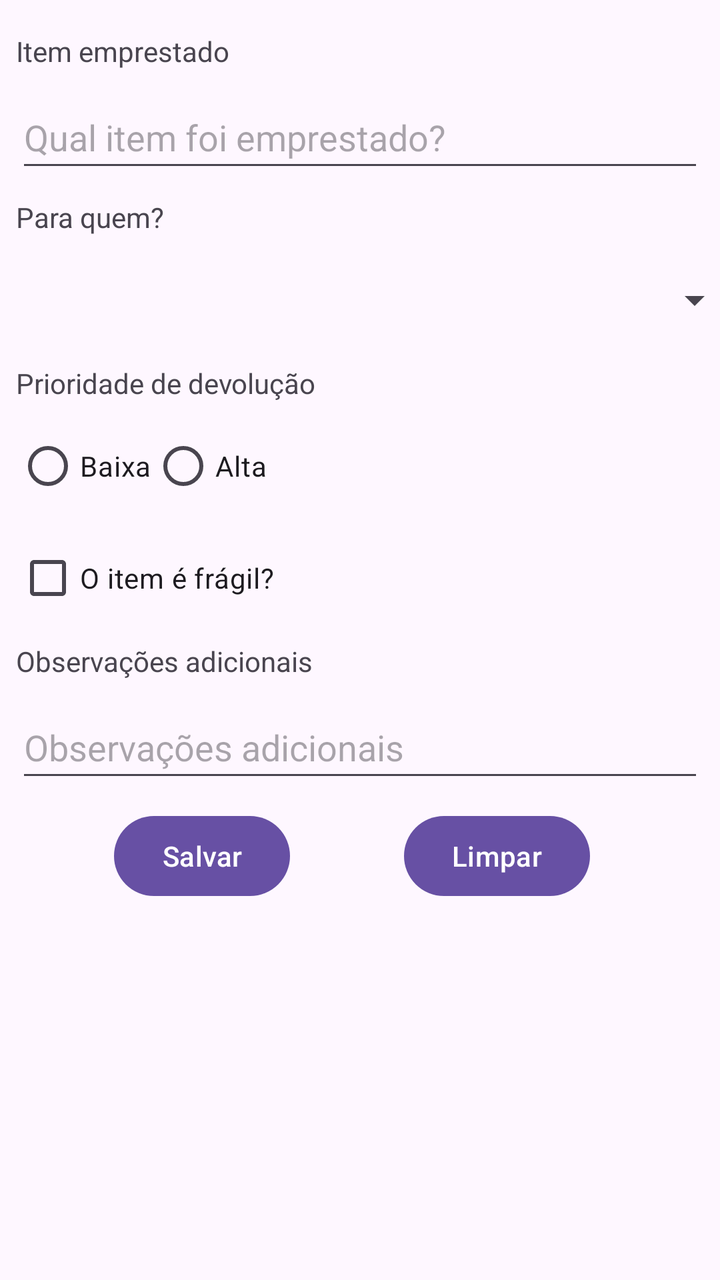
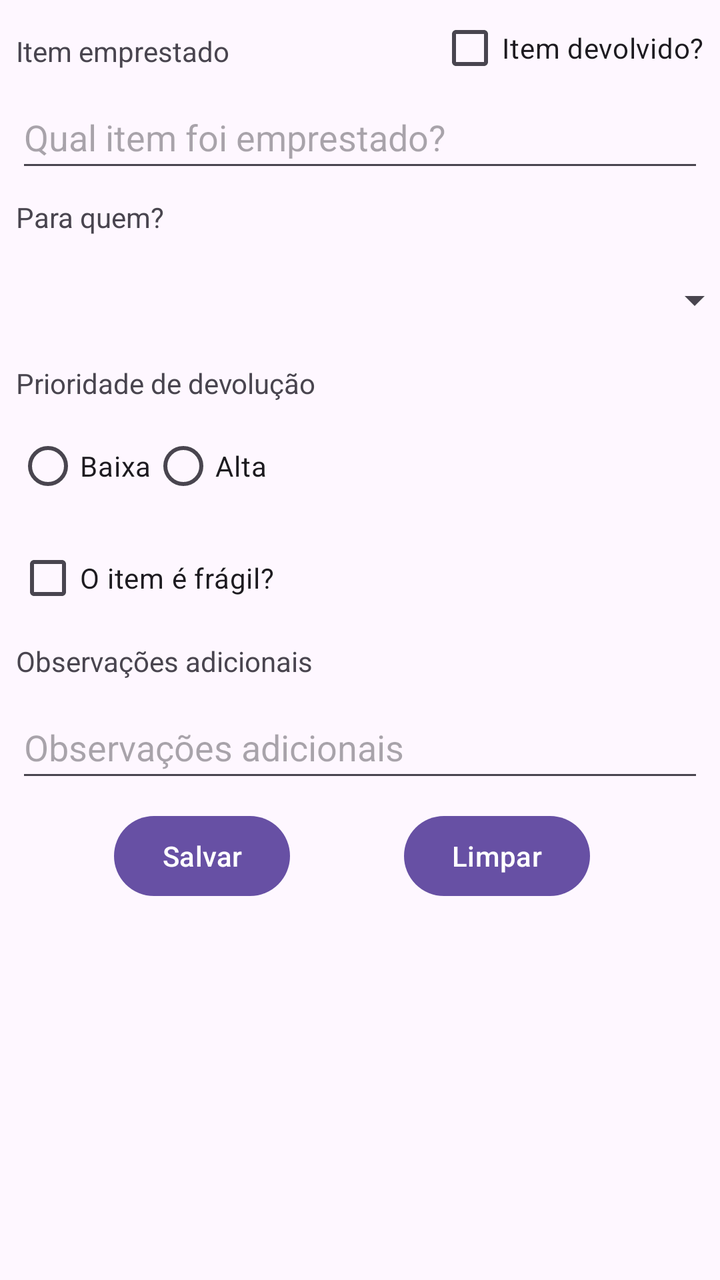

Compare the two renders of this Android layout. The source of the first and the diff that turns it into the second are given below.
<!-- AndroidManifest.xml: application theme Theme.QuemPegou -->
<!-- res/layout/activity_emprestimo.xml -->
<?xml version="1.0" encoding="utf-8"?>
<ScrollView xmlns:android="http://schemas.android.com/apk/res/android"
    xmlns:app="http://schemas.android.com/apk/res-auto"
    xmlns:tools="http://schemas.android.com/tools"
    android:id="@+id/main"
    android:layout_width="match_parent"

    android:layout_height="match_parent"
    android:fillViewport="true"
    tools:context=".CadastroEmprestimoActivity">

    <androidx.constraintlayout.widget.ConstraintLayout
        android:layout_width="match_parent"
        android:layout_height="wrap_content">

        <TextView
            android:id="@+id/textViewItemEmprestado"
            android:layout_width="wrap_content"
            android:layout_height="wrap_content"
            android:layout_marginStart="8dp"
            android:layout_marginTop="16dp"
            android:labelFor="@id/edtItemEmprestado"
            android:text="@string/item_emprestado"
            app:layout_constraintStart_toStartOf="parent"
            app:layout_constraintTop_toTopOf="parent" />

        <EditText
            android:id="@+id/edtItemEmprestado"
            android:layout_width="0dp"
            android:layout_height="48dp"
            android:layout_marginStart="8dp"
            android:layout_marginTop="8dp"
            android:layout_marginEnd="8dp"
            android:ems="10"
            android:hint="@string/qual_item_foi_emprestado"
            android:inputType="text"
            app:layout_constraintEnd_toEndOf="parent"
            app:layout_constraintStart_toStartOf="parent"
            app:layout_constraintTop_toBottomOf="@+id/textViewItemEmprestado" />

        <TextView
            android:id="@+id/textViewParaQuem"
            android:layout_width="wrap_content"
            android:layout_height="wrap_content"
            android:layout_marginStart="8dp"
            android:layout_marginTop="8dp"
            android:labelFor="@id/spnAmigos"
            android:text="@string/para_quem"
            app:layout_constraintStart_toStartOf="parent"
            app:layout_constraintTop_toBottomOf="@+id/edtItemEmprestado" />

        <Button
            android:id="@+id/btnLimpar"
            android:layout_width="wrap_content"
            android:layout_height="wrap_content"
            android:layout_marginEnd="8dp"
            android:onClick="limparCampos"
            android:text="@string/limpar"
            app:layout_constraintEnd_toEndOf="parent"
            app:layout_constraintHorizontal_bias="0.5"
            app:layout_constraintStart_toEndOf="@+id/btnSalvar"
            app:layout_constraintTop_toTopOf="@+id/btnSalvar" />

        <Button
            android:id="@+id/btnSalvar"
            android:layout_width="wrap_content"
            android:layout_height="wrap_content"
            android:layout_marginTop="8dp"
            android:onClick="salvarValores"
            android:text="@string/salvar"
            app:layout_constraintEnd_toStartOf="@+id/btnLimpar"
            app:layout_constraintHorizontal_bias="0.5"
            app:layout_constraintHorizontal_chainStyle="spread"
            app:layout_constraintStart_toStartOf="parent"
            app:layout_constraintTop_toBottomOf="@+id/edtObservacoes" />

        <Spinner
            android:id="@+id/spnAmigos"
            android:layout_width="382dp"
            android:layout_height="48dp"
            android:layout_marginStart="8dp"
            android:layout_marginTop="8dp"
            android:layout_marginEnd="8dp"
            android:spinnerMode="dialog"
            app:layout_constraintEnd_toEndOf="parent"
            app:layout_constraintStart_toStartOf="parent"
            app:layout_constraintTop_toBottomOf="@+id/textViewParaQuem" />

        <RadioGroup
            android:id="@+id/rgbPrioridadeDevolucao"
            android:layout_width="wrap_content"
            android:layout_height="wrap_content"
            android:layout_marginStart="8dp"
            android:layout_marginTop="8dp"
            android:orientation="horizontal"
            app:layout_constraintStart_toStartOf="parent"
            app:layout_constraintTop_toBottomOf="@+id/textViewPrioridade">

            <RadioButton
                android:id="@+id/rdbBaixa"
                android:layout_width="match_parent"
                android:layout_height="wrap_content"
                android:text="@string/prioridade_baixa" />

            <RadioButton
                android:id="@+id/rdbAlta"
                android:layout_width="match_parent"
                android:layout_height="wrap_content"
                android:text="@string/prioridade_alta" />

        </RadioGroup>

        <TextView
            android:id="@+id/textViewPrioridade"
            android:layout_width="wrap_content"
            android:layout_height="wrap_content"
            android:layout_marginStart="8dp"
            android:layout_marginTop="8dp"
            android:text="@string/prioridade_devolucao"
            app:layout_constraintStart_toStartOf="parent"
            app:layout_constraintTop_toBottomOf="@+id/spnAmigos" />

        <CheckBox
            android:id="@+id/ckbFragil"
            android:layout_width="wrap_content"
            android:layout_height="wrap_content"
            android:layout_marginStart="8dp"
            android:layout_marginTop="8dp"
            android:text="@string/item_fragil"
            app:layout_constraintStart_toStartOf="parent"
            app:layout_constraintTop_toBottomOf="@+id/rgbPrioridadeDevolucao" />

        <EditText
            android:id="@+id/edtObservacoes"
            android:layout_width="0dp"
            android:layout_height="48dp"
            android:layout_marginStart="8dp"
            android:layout_marginTop="8dp"
            android:layout_marginEnd="8dp"
            android:ems="10"
            android:hint="@string/observacoes"
            android:inputType="text"
            app:layout_constraintEnd_toEndOf="parent"
            app:layout_constraintStart_toStartOf="parent"
            app:layout_constraintTop_toBottomOf="@+id/textViewObservacoes" />

        <TextView
            android:id="@+id/textViewObservacoes"
            android:layout_width="wrap_content"
            android:layout_height="wrap_content"
            android:layout_marginStart="8dp"
            android:layout_marginTop="8dp"
            android:labelFor="@id/edtObservacoes"
            android:text="@string/observacoes"
            app:layout_constraintStart_toStartOf="parent"
            app:layout_constraintTop_toBottomOf="@+id/ckbFragil" />
    </androidx.constraintlayout.widget.ConstraintLayout>
</ScrollView>
<!-- resources referenced by this layout -->
<resources>
  <string name="item_emprestado">Item emprestado</string>
  <string name="item_fragil">O item é frágil?</string>
  <string name="limpar">Limpar</string>
  <string name="observacoes">Observações adicionais</string>
  <string name="para_quem">Para quem?</string>
  <string name="prioridade_alta">Alta</string>
  <string name="prioridade_baixa">Baixa</string>
  <string name="prioridade_devolucao">Prioridade de devolução</string>
  <string name="qual_item_foi_emprestado">Qual item foi emprestado?</string>
  <string name="salvar">Salvar</string>
  <style name="Theme.QuemPegou" parent="Base.Theme.QuemPegou" />
  <style name="Base.Theme.QuemPegou" parent="Theme.Material3.DayNight.NoActionBar">
          
          
      </style>
</resources>

<!-- the commit's change to res/layout/activity_emprestimo.xml (unified diff, before → after) -->
@@ -121,12 +121,15 @@
             app:layout_constraintTop_toBottomOf="@+id/spnAmigos" />
 
         <CheckBox
-            android:id="@+id/ckbFragil"
+            android:id="@+id/chkFragil"
             android:layout_width="wrap_content"
             android:layout_height="wrap_content"
             android:layout_marginStart="8dp"
             android:layout_marginTop="8dp"
             android:text="@string/item_fragil"
+            app:layout_constraintEnd_toStartOf="@+id/chkDevolucao"
+            app:layout_constraintHorizontal_bias="0.5"
+            app:layout_constraintHorizontal_chainStyle="spread_inside"
             app:layout_constraintStart_toStartOf="parent"
             app:layout_constraintTop_toBottomOf="@+id/rgbPrioridadeDevolucao" />
 
@@ -153,6 +156,18 @@
             android:labelFor="@id/edtObservacoes"
             android:text="@string/observacoes"
             app:layout_constraintStart_toStartOf="parent"
-            app:layout_constraintTop_toBottomOf="@+id/ckbFragil" />
+            app:layout_constraintTop_toBottomOf="@+id/chkFragil" />
+
+        <CheckBox
+            android:id="@+id/chkDevolucao"
+            android:layout_width="wrap_content"
+            android:layout_height="wrap_content"
+            android:layout_marginStart="8dp"
+            android:layout_marginEnd="8dp"
+            android:text="@string/devolucao_item"
+            app:layout_constraintEnd_toEndOf="parent"
+            app:layout_constraintHorizontal_bias="0.5"
+            app:layout_constraintStart_toEndOf="@+id/chkFragil"
+            tools:layout_editor_absoluteY="265dp" />
     </androidx.constraintlayout.widget.ConstraintLayout>
 </ScrollView>
<!-- resource entries referenced after the edit -->
@@ -1,5 +1,6 @@
 <!-- resources referenced by this layout -->
 <resources>
+  <string name="devolucao_item">Item devolvido?</string>
   <string name="item_emprestado">Item emprestado</string>
   <string name="item_fragil">O item é frágil?</string>
   <string name="limpar">Limpar</string>
